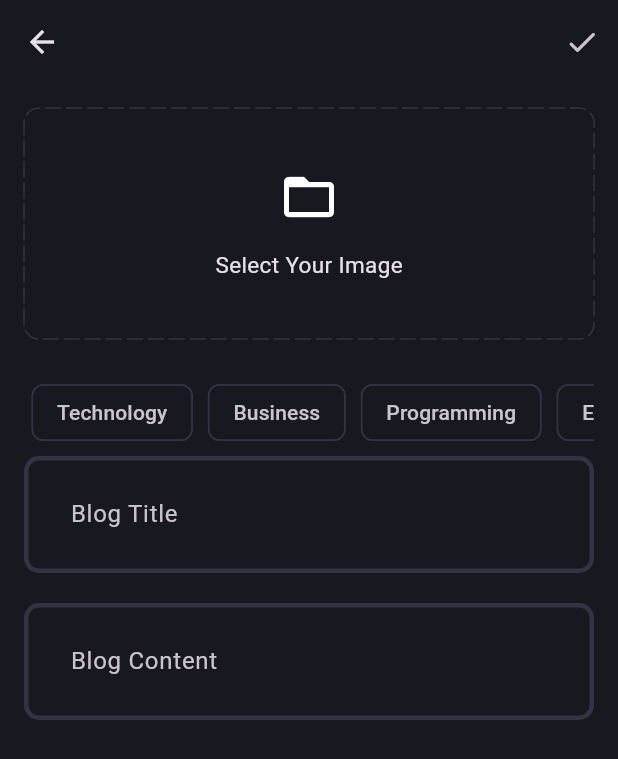
After one commit to amankumarsingh3658/BlogBreeze, a Flutter app: the AddNewBlogPage screen opened directly, after a tap on "Select Your Image", on a phone screen of 412 x 824 dp. The commit adds this screen. Shown: the top 759 px of the screen. Run offline on Flutter 3.47's test engine with Material 3 defaults, Android fonts, the phone set to English and light mode, and no system bars; drawn by our look-alikes of dotted_border; our stand-ins replace flutter_bloc, fpdart, get_it, image_picker, supabase_flutter; accounts and stored records are empty.

Commit message:
Add new bloc Ui complete

```diff
--- a/lib/core/theme/theme.dart
+++ b/lib/core/theme/theme.dart
@@ -9,10 +9,18 @@ class AppTheme {
         color: color,
       ));
   static final darkThemeMode = ThemeData.dark().copyWith(
-      appBarTheme: const AppBarTheme(backgroundColor: AppPallete.transparentColor),
-      scaffoldBackgroundColor: AppPallete.backgroundColor,
-      inputDecorationTheme: InputDecorationTheme(
-          contentPadding: const EdgeInsets.all(27),
-          enabledBorder: _border(),
-          focusedBorder: _border(AppPallete.gradient2)));
+    chipTheme: ChipThemeData(
+      color: WidgetStatePropertyAll(
+        AppPallete.backgroundColor,
+      ),
+      side: BorderSide.none
+    ),
+    appBarTheme:
+        const AppBarTheme(backgroundColor: AppPallete.transparentColor),
+    scaffoldBackgroundColor: AppPallete.backgroundColor,
+    inputDecorationTheme: InputDecorationTheme(
+        contentPadding: const EdgeInsets.all(27),
+        enabledBorder: _border(),
+        focusedBorder: _border(AppPallete.gradient2)),
+  );
 }
--- /dev/null
+++ b/lib/core/utils/pick_image.dart
@@ -0,0 +1,16 @@
+import 'dart:io';
+
+import 'package:image_picker/image_picker.dart';
+
+Future<File?> pickImage() async {
+  try {
+    final xFile = await ImagePicker().pickImage(source: ImageSource.gallery);
+
+    if (xFile != null) {
+      return File(xFile.path);
+    }
+    return null;
+  } catch (e) {
+    return null;
+  }
+}
--- /dev/null
+++ b/lib/features/blog/presentation/pages/add_new_blog_page.dart
@@ -0,0 +1,151 @@
+import 'dart:io';
+
+import 'package:blog_app/core/theme/app_pallete.dart';
+import 'package:blog_app/core/utils/pick_image.dart';
+import 'package:blog_app/features/blog/presentation/widgets/blog_editor.dart';
+import 'package:dotted_border/dotted_border.dart';
+import 'package:flutter/material.dart';
+
+class AddNewBlogPage extends StatefulWidget {
+  static route() => MaterialPageRoute(builder: (context) => AddNewBlogPage());
+  const AddNewBlogPage({super.key});
+
+  @override
+  State<AddNewBlogPage> createState() => _AddNewBlogPageState();
+}
+
+class _AddNewBlogPageState extends State<AddNewBlogPage> {
+  File? image;
+
+  void selectImage() async {
+    final pickedImage = await pickImage();
+    if (pickedImage != null) {
+      setState(() {
+        image = pickedImage;
+      });
+    }
+  }
+
+  List<String> selectedTopics = [];
+
+  final titleController = TextEditingController();
+  final contentController = TextEditingController();
+
+  @override
+  void dispose() {
+    // TODO: implement dispose
+    super.dispose();
+    titleController.dispose();
+    contentController.dispose();
+  }
+
+  @override
+  Widget build(BuildContext context) {
+    return Scaffold(
+      appBar: AppBar(
+        actions: [IconButton(onPressed: () {}, icon: Icon(Icons.done_rounded))],
+      ),
+      body: Padding(
+        padding: const EdgeInsets.all(16),
+        child: SingleChildScrollView(
+          child: Column(
+            children: [
+              image != null
+                  ? GestureDetector(
+                    onTap: () {
+                      selectImage();
+                    },
+                    child: SizedBox(
+                        height: 150,
+                        width: double.infinity,
+                        child: ClipRRect(
+                            borderRadius: BorderRadius.circular(10),
+                            child: Image.file(
+                              image!,
+                              fit: BoxFit.cover,
+                            ))),
+                  )
+                  : GestureDetector(
+                      onTap: () {
+                        selectImage();
+                      },
+                      child: DottedBorder(
+                          dashPattern: [10, 4],
+                          radius: Radius.circular(10),
+                          borderType: BorderType.RRect,
+                          strokeCap: StrokeCap.round,
+                          color: AppPallete.borderColor,
+                          child: Container(
+                            height: 150,
+                            width: double.infinity,
+                            child: Column(
+                              mainAxisAlignment: MainAxisAlignment.center,
+                              children: [
+                                Icon(
+                                  Icons.folder_open,
+                                  size: 40,
+                                ),
+                                SizedBox(
+                                  height: 15,
+                                ),
+                                Text(
+                                  "Select Your Image",
+                                  style: TextStyle(fontSize: 15),
+                                ),
+                              ],
+                            ),
+                          )),
+                    ),
+              SizedBox(
+                height: 20,
+              ),
+              SingleChildScrollView(
+                scrollDirection: Axis.horizontal,
+                child: Row(
+                  children: [
+                    'Technology',
+                    'Business',
+                    'Programming',
+                    'Entertainment',
+                  ]
+                      .map((elements) => Padding(
+                            padding: const EdgeInsets.all(5.0),
+                            child: GestureDetector(
+                              onTap: () {
+                                if (selectedTopics.contains(elements)) {
+                                  selectedTopics.remove(elements);
+                                } else {
+                                  selectedTopics.add(elements);
+                                }
+                                print(selectedTopics);
+
+                                setState(() {});
+                              },
+                              child: Chip(
+                                color: selectedTopics.contains(elements)
+                                    ? WidgetStatePropertyAll(
+                                        AppPallete.gradient1)
+                                    : null,
+                                label: Text(elements),
+                                side: selectedTopics.contains(elements)
+                                    ? null
+                                    : BorderSide(color: AppPallete.borderColor),
+                              ),
+                            ),
+                          ))
+                      .toList(),
+                ),
+              ),
+              BlogEditor(controller: titleController, hintText: 'Blog Title'),
+              SizedBox(
+                height: 20,
+              ),
+              BlogEditor(
+                  controller: contentController, hintText: 'Blog Content')
+            ],
+          ),
+        ),
+      ),
+    );
+  }
+}
--- /dev/null
+++ b/lib/features/blog/presentation/pages/blog_page.dart
@@ -0,0 +1,23 @@
+import 'package:blog_app/features/blog/presentation/pages/add_new_blog_page.dart';
+import 'package:flutter/cupertino.dart';
+import 'package:flutter/material.dart';
+
+class BlogPage extends StatelessWidget {
+  const BlogPage({super.key});
+
+  @override
+  Widget build(BuildContext context) {
+    return Scaffold(
+      appBar: AppBar(
+        title: Text('BlogBreeze'),
+        actions: [
+          IconButton(
+              onPressed: () {
+                Navigator.push(context, AddNewBlogPage.route());
+              },
+              icon: Icon(CupertinoIcons.add_circled))
+        ],
+      ),
+    );
+  }
+}
--- /dev/null
+++ b/lib/features/blog/presentation/widgets/blog_editor.dart
@@ -0,0 +1,19 @@
+import 'package:flutter/cupertino.dart';
+import 'package:flutter/material.dart';
+
+class BlogEditor extends StatelessWidget {
+  final TextEditingController controller;
+  final String hintText;
+  BlogEditor({super.key, required this.controller, required this.hintText});
+
+  @override
+  Widget build(BuildContext context) {
+    return TextFormField(
+      maxLines: null,
+      controller: controller,
+      decoration: InputDecoration(
+        hintText: hintText
+      ),
+    );
+  }
+}
--- a/lib/main.dart
+++ b/lib/main.dart
@@ -2,6 +2,7 @@ import 'package:blog_app/core/common/cubits/app_user/app_user_cubit.dart';
 import 'package:blog_app/core/theme/theme.dart';
 import 'package:blog_app/features/auth/presentation/bloc/auth_bloc.dart';
 import 'package:blog_app/features/auth/presentation/pages/login_page.dart';
+import 'package:blog_app/features/blog/presentation/pages/blog_page.dart';
 import 'package:blog_app/init_dependencies.dart';
 import 'package:flutter/material.dart';
 import 'package:flutter_bloc/flutter_bloc.dart';
@@ -41,11 +42,7 @@ class _MyAppState extends State<MyApp> {
         },
         builder: (context, state) {
           if (state) {
-            return Scaffold(
-              body: Center(
-                child: Text("Logged In"),
-              ),
-            );
+            return BlogPage();
           }
           return const LoginPage();
         },
--- a/pubspec.yaml
+++ b/pubspec.yaml
@@ -39,6 +39,8 @@ dependencies:
   supabase_flutter: ^2.3.4
   flutter_bloc: ^8.1.6
   get_it: ^7.7.0
+  dotted_border: ^2.1.0
+  image_picker: ^1.1.2
 
 dev_dependencies:
   flutter_test:
```
Also changed, not shown: pubspec.lock, 7 other files.
